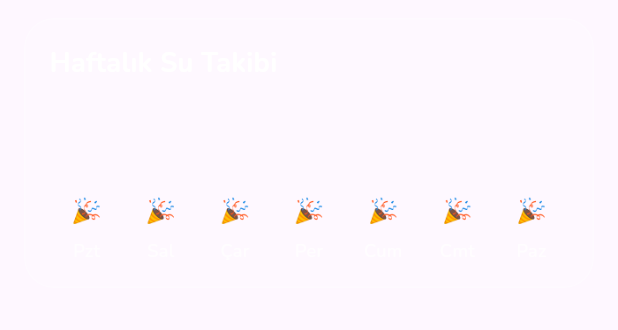
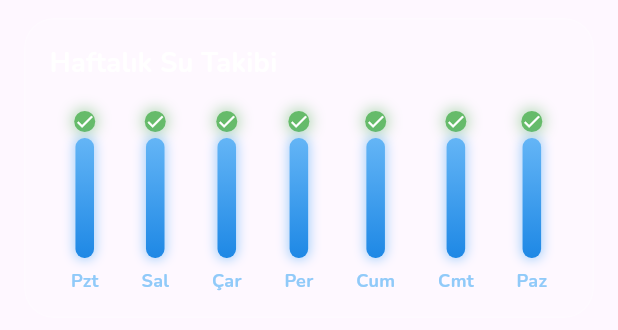
Before and after one commit to kaannturan/aqua_mind, a Flutter app: the WeeklyWaterContainer widget shown alone on an empty page, opened directly with empty values, on a phone screen of 412 x 824 dp. Shown: the top 330 px of the screen. Run offline on Flutter 3.47's test engine with Material 3 defaults, Android fonts, the phone set to English and light mode, and no system bars; our stand-ins replace device_preview, font_awesome_flutter, google_fonts, shared_preferences; accounts and stored records are empty.

Commit message:
onay barı

```diff
--- a/lib/view/home_view/home_view.dart
+++ b/lib/view/home_view/home_view.dart
@@ -36,8 +36,9 @@ class _HomePageState extends State<HomePage> {
   double? waterLevel;
   int currentWater = 0;
   late int targetWater;
-
   late double liter;
+  Map<String, double> weeklyData = {};
+  final ScrollController _scrollController = ScrollController();
 
   @override
   void initState() {
@@ -48,6 +49,12 @@ class _HomePageState extends State<HomePage> {
     _loadTodayWater();
   }
 
+  @override
+  void dispose() {
+    _scrollController.dispose();
+    super.dispose();
+  }
+
   String twoDigits(int n) => n.toString().padLeft(2, "0");
 
   String getTodayString() {
@@ -55,24 +62,26 @@ class _HomePageState extends State<HomePage> {
     return "${today.year}-${twoDigits(today.month)}-${twoDigits(today.day)}";
   }
 
+  // load today water fonksiyonu
   Future<void> _loadTodayWater() async {
     final prefs = await SharedPreferences.getInstance();
     final todayString = getTodayString();
-
     int savedWater = prefs.getInt("todayDrankWater") ?? 0;
     final lastDate = prefs.getString("lastDrinkDate") ?? todayString;
 
     //gün değişiminde sıfırla
-
     if (lastDate != todayString) {
       savedWater = 0;
       await prefs.setInt("todayDrankWater", 0);
     }
 
+    final loadedWeeklyData = await _loadWeeklyWater();
+
     setState(() {
       currentWater = savedWater;
       waterLevel = 1.0 - (currentWater / targetWater * 0.85);
       waterLevel = waterLevel!.clamp(0.15, 1.0);
+      weeklyData = loadedWeeklyData;
     });
   }
 
@@ -123,8 +132,13 @@ class _HomePageState extends State<HomePage> {
     return weekly;
   }
 
+// add water fonksiyonu
   void addWater(int amount) async {
     if (currentWater >= targetWater) return;
+
+    final currentScrollPosition =
+        _scrollController.hasClients ? _scrollController.offset : 0.0;
+
     setState(() {
       int newWater = currentWater + amount;
       if (currentWater >= targetWater) {
@@ -138,9 +152,25 @@ class _HomePageState extends State<HomePage> {
 
     await _saveWater();
     await _saveWeeklyWater();
+
+    final loadedWeeklyData = await _loadWeeklyWater();
+    setState(() {
+      weeklyData = loadedWeeklyData;
+    });
+
+    // Scroll pozisyonunu geri yükle
+    WidgetsBinding.instance.addPostFrameCallback((_) {
+      if (_scrollController.hasClients) {
+        _scrollController.jumpTo(currentScrollPosition);
+      }
+    });
   }
 
+// remover fonksiyonu
   void removeWater(int amount) async {
+    final currentScrollPosition =
+        _scrollController.hasClients ? _scrollController.offset : 0.0;
+
     setState(() {
       currentWater = (currentWater - amount).clamp(0, targetWater);
       waterLevel = 1.0 - (currentWater / targetWater * 0.85);
@@ -149,6 +179,17 @@ class _HomePageState extends State<HomePage> {
 
     await _saveWater();
     await _saveWeeklyWater();
+    final loadedWeeklyData = await _loadWeeklyWater();
+    setState(() {
+      weeklyData = loadedWeeklyData;
+    });
+
+    // Scroll pozisyonunu geri yükle
+    WidgetsBinding.instance.addPostFrameCallback((_) {
+      if (_scrollController.hasClients) {
+        _scrollController.jumpTo(currentScrollPosition);
+      }
+    });
   }
 
   @override
@@ -338,6 +379,7 @@ class _HomePageState extends State<HomePage> {
         ),
         child: SafeArea(
           child: SingleChildScrollView(
+            controller: _scrollController,
             child: Column(
               mainAxisAlignment: MainAxisAlignment.center,
               children: [
@@ -734,27 +776,10 @@ class _HomePageState extends State<HomePage> {
                       ),
 
                       SizedBox(),
-                      FutureBuilder(
-                        future: _loadWeeklyWater(),
-                        builder: (context, snapshot) {
-                          if (snapshot.connectionState ==
-                              ConnectionState.waiting) {
-                            return const Center(
-                              child: CircularProgressIndicator(),
-                            );
-                          } else if (snapshot.hasError) {
-                            return const Text(
-                              "Hata oluştu",
-                              style: TextStyle(color: Colors.white),
-                            );
-                          } else {
-                            final weeklyData = snapshot.data ?? {};
-                            return WeeklyWaterContainer(
+                      WeeklyWaterContainer(
                         weeklyData: weeklyData,
-                                targetWater: targetWater);
-                          }
-                        },
-                      )
+                        targetWater: targetWater,
+                      ),
                     ],
                   ),
                 )
@@ -803,7 +828,7 @@ class WeeklyWaterContainer extends StatelessWidget {
           filter: ImageFilter.blur(sigmaX: 12, sigmaY: 12),
           child: Container(
             padding: const EdgeInsets.all(16),
-            height: 180,
+            height: 200,
             decoration: BoxDecoration(
               color: Colors.white.withOpacity(0.1),
               borderRadius: BorderRadius.circular(20),
@@ -825,24 +850,50 @@ class WeeklyWaterContainer extends StatelessWidget {
                   child: Row(
                     mainAxisAlignment: MainAxisAlignment.spaceAround,
                     crossAxisAlignment: CrossAxisAlignment.end,
-                    children: days.map(
-                      (day) {
+                    children: days.map((day) {
                       final drank = dailyMap[day] ?? 0.0;
                       final barHeight =
                           (drank / targetWater * 100).clamp(0, 100);
+                      final isCompleted = drank >= targetWater;
 
                       return Column(
                         mainAxisAlignment: MainAxisAlignment.end,
                         children: [
-                            Text(
-                              drank >= targetWater ? "🎉" : "",
-                              style: const TextStyle(fontSize: 16),
+                          // Onay tiki - hedef tamamlandığında
+                          if (isCompleted)
+                            Container(
+                              decoration: BoxDecoration(
+                                color: Colors.green.shade400,
+                                shape: BoxShape.circle,
+                                boxShadow: [
+                                  BoxShadow(
+                                    color: Colors.green.withOpacity(0.5),
+                                    blurRadius: 8,
+                                    spreadRadius: 1,
                                   ),
+                                ],
+                              ),
+                              child: Icon(
+                                Icons.check,
+                                color: Colors.white,
+                                size: 14,
+                              ),
+                            )
+                          else
+                            SizedBox(height: 5), // Boşluk için
+                          const SizedBox(height: 4),
+                          // Bar
                           Container(
-                              width: width * 0.08,
+                            width: width * 0.03,
+                            height: barHeight * 0.8,
                             decoration: BoxDecoration(
                               gradient: LinearGradient(
-                                  colors: [
+                                colors: isCompleted
+                                    ? [
+                                        Colors.blue.shade600,
+                                        Colors.blue.shade300,
+                                      ]
+                                    : [
                                         Colors.blueAccent,
                                         Colors.blue.shade200,
                                       ],
@@ -850,21 +901,34 @@ class WeeklyWaterContainer extends StatelessWidget {
                                 end: Alignment.topCenter,
                               ),
                               borderRadius: BorderRadius.circular(6),
+                              boxShadow: isCompleted
+                                  ? [
+                                      BoxShadow(
+                                        color: Colors.blue.withOpacity(0.4),
+                                        blurRadius: 6,
+                                        spreadRadius: 1,
+                                      ),
+                                    ]
+                                  : null,
                             ),
                           ),
                           const SizedBox(height: 6),
+                          // Gün ismi
                           Text(
                             day,
-                              style: const TextStyle(
-                                color: Colors.white70,
+                            style: TextStyle(
+                              color: isCompleted
+                                  ? Colors.blue.shade200
+                                  : Colors.white70,
                               fontSize: 12,
-                                fontWeight: FontWeight.w500,
+                              fontWeight: isCompleted
+                                  ? FontWeight.bold
+                                  : FontWeight.w500,
                             ),
                           ),
                         ],
                       );
-                      },
-                    ).toList(),
+                    }).toList(),
                   ),
                 ),
               ],
```
Lines whose indentation alone changed are shown as unchanged.
